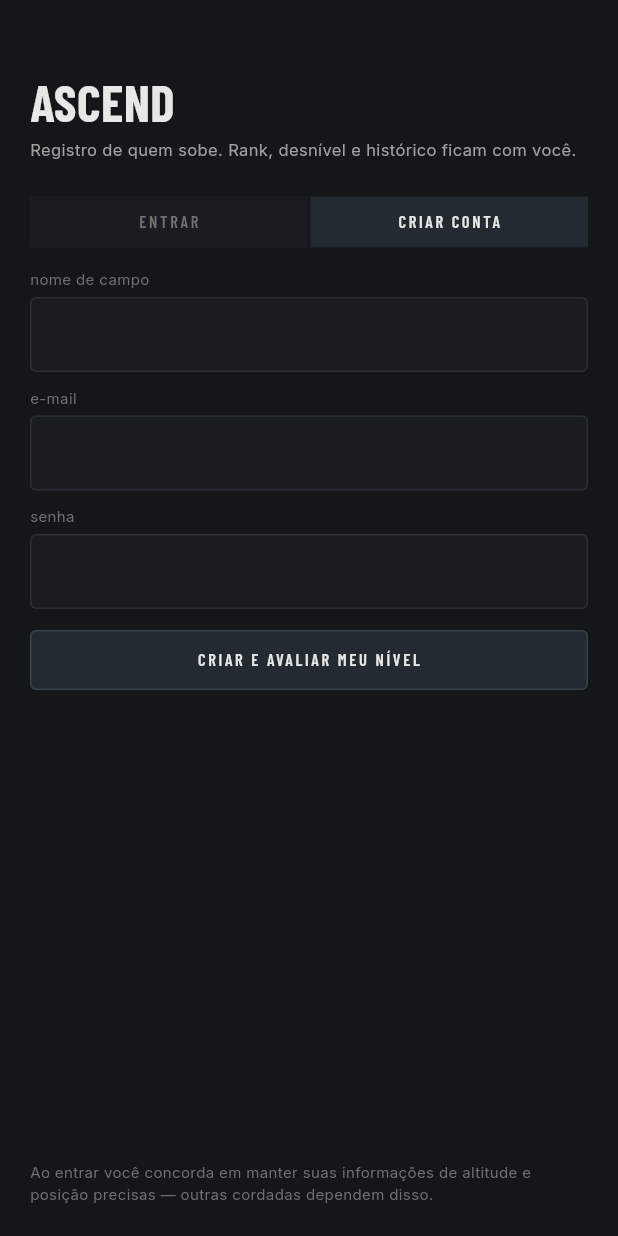
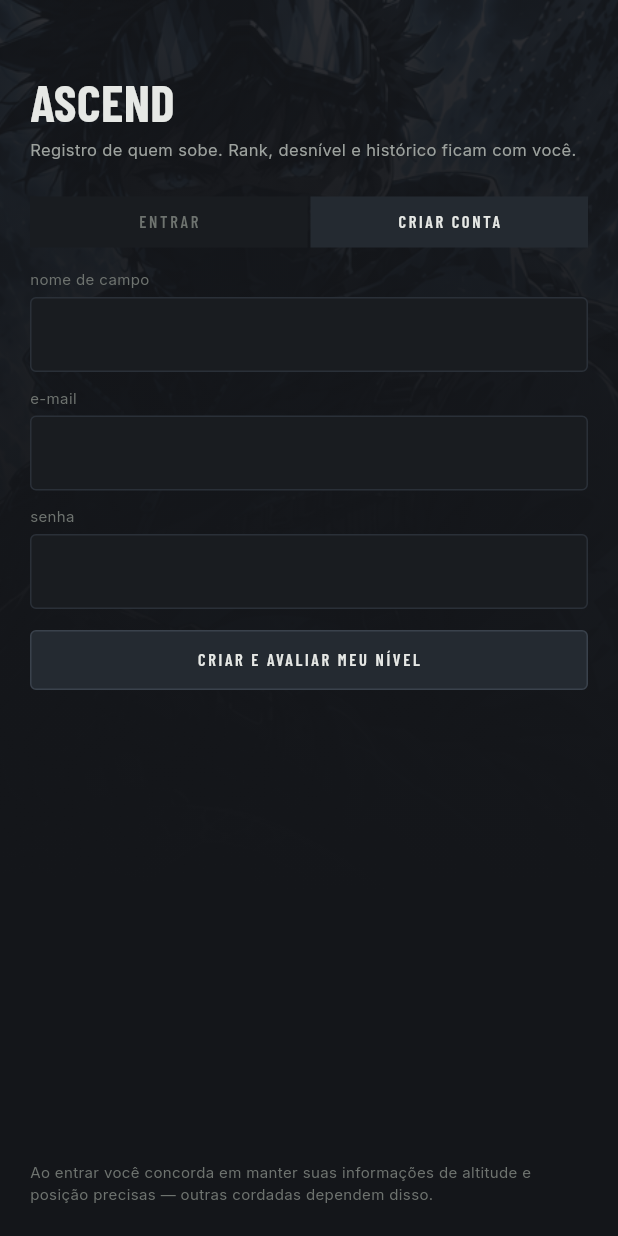
Before and after one commit to johnycristian2-dev/ascend-app, a Flutter app: the screen it shows after launch, after a tap on "CRIAR CONTA", on a phone screen of 412 x 824 dp. Run offline on Flutter 3.47's test engine with Material 3 defaults, Android fonts, the phone set to English and light mode, and no system bars; our stand-ins replace cloud_firestore, firebase_auth, firebase_core, google_fonts; accounts and stored records are empty.

Commit message:
Bring in the key art and emblem from the design bundle
Adds the two art assets the prototype actually uses (confirmed by
grepping Ascend Expedição.dc.html for art/ references — the -frio and
plain logo/emblema/keyart variants aren't referenced there, so they're
left out):

- assets/art/keyart-limpa.png — background illustration
- assets/art/emblema-alpha.png — mark/emblem

New reusable widgets (lib/frontend/widgets/):
- KeyArtBackground: full-bleed key art + a gradient veil fading to the
  screen's background color, matching the prototype's CSS gradients.
  Used on splash, auth and rankup — the three screens the design chat
  called out as the app's only "full art moments" (everywhere else
  stays instrument-sober).
- KeyArtPortrait: the face-crop framing from the prototype
  (`45% 4% / 230%` background-position/size), built with
  Transform.scale since Flutter has no background-size equivalent.
  Used as the profile portrait and in settings' identification panel.

splash_screen also gets the emblem image above the ASCEND title,
matching its prototype position.

Registered both assets in pubspec.yaml. No other screens or logic
touched. Verified brace balance and that every import/export still
resolves (no Flutter SDK available in this environment to run
`flutter analyze`/`flutter test` — please run those locally to confirm).

```diff
--- a/lib/frontend/screens/auth_screen.dart
+++ b/lib/frontend/screens/auth_screen.dart
@@ -47,7 +47,16 @@ class _AuthScreenState extends State<AuthScreen> {
   Widget build(BuildContext c) {
     final s = Expedition.of(c);
     return Scaffold(
-      body: SafeArea(
+      backgroundColor: AppColors.bg,
+      body: Stack(
+        children: [
+          const KeyArtBackground(
+            opacity: .3,
+            alignment: Alignment(0, -0.8),
+            stops: [0, .4, .72, 1],
+            veilOpacities: [.62, .9, 1, 1],
+          ),
+          SafeArea(
             child: Padding(
               padding: const EdgeInsets.all(20),
               child: Column(
@@ -85,7 +94,8 @@ class _AuthScreenState extends State<AuthScreen> {
                     _AuthField(label: 'nome de campo', controller: _fieldName),
                     const SizedBox(height: 10),
                   ],
-              _AuthField(label: 'e-mail', controller: _email, type: TextInputType.emailAddress),
+                  _AuthField(
+                      label: 'e-mail', controller: _email, type: TextInputType.emailAddress),
                   const SizedBox(height: 10),
                   _AuthField(label: 'senha', controller: _password, obscure: true),
                   if (_error != null) ...[
@@ -110,6 +120,8 @@ class _AuthScreenState extends State<AuthScreen> {
                 ],
               ),
             ),
+          ),
+        ],
       ),
     );
   }
--- a/lib/frontend/screens/profile_screen.dart
+++ b/lib/frontend/screens/profile_screen.dart
@@ -18,6 +18,8 @@ class ProfileScreen extends StatelessWidget {
         Row(
           crossAxisAlignment: CrossAxisAlignment.start,
           children: [
+            const KeyArtPortrait(),
+            const SizedBox(width: 13),
             Expanded(
               child: Column(
                 crossAxisAlignment: CrossAxisAlignment.start,
--- a/lib/frontend/screens/splash_screen.dart
+++ b/lib/frontend/screens/splash_screen.dart
@@ -39,13 +39,27 @@ class _SplashScreenState extends State<SplashScreen> {
   Widget build(BuildContext c) {
     final s = Expedition.of(c);
     return Scaffold(
-      body: Center(
+      backgroundColor: AppColors.bg,
+      body: Stack(
+        children: [
+          const KeyArtBackground(
+            opacity: .55,
+            alignment: Alignment(0, -0.76),
+            stops: [0, .34, .78, 1],
+            veilOpacities: [.55, .2, .92, 1],
+          ),
+          Center(
             child: Padding(
               padding: const EdgeInsets.all(32),
               child: Column(
                 mainAxisAlignment: MainAxisAlignment.center,
                 crossAxisAlignment: CrossAxisAlignment.start,
                 children: [
+                  Center(
+                    child: Image.asset('assets/art/emblema-alpha.png',
+                        width: 112, height: 112, fit: BoxFit.contain),
+                  ),
+                  const SizedBox(height: 20),
                   Text('ASCEND', style: AppTypography.num(size: 46, color: AppColors.text)),
                   const SizedBox(height: 6),
                   const AppLabel('REGISTRO DE ALTITUDE', color: AppColors.dim, size: 10),
@@ -57,6 +71,8 @@ class _SplashScreenState extends State<SplashScreen> {
               ),
             ),
           ),
+        ],
+      ),
     );
   }
 }
--- /dev/null
+++ b/lib/frontend/widgets/key_art_background.dart
@@ -0,0 +1,58 @@
+import 'package:flutter/material.dart';
+import '../theme/app_colors.dart';
+
+/// Fundo de key art com véu gradiente escurecendo até [background] — o
+/// "momento de arte" da abertura, do acesso e da nova classificação
+/// (ver ESPEC-Flutter.md / chat de design: só essas três telas usam a
+/// ilustração cheia, o resto do app permanece instrumento).
+class KeyArtBackground extends StatelessWidget {
+  /// Opacidade da imagem antes do véu (o protótipo usa .3 a .55).
+  final double opacity;
+
+  /// Corte da imagem: `Alignment(0, y)`, `y` = `posição% * 2 - 1`.
+  final Alignment alignment;
+
+  /// Paradas do gradiente (0 a 1, de cima pra baixo).
+  final List<double> stops;
+
+  /// Opacidade de [background] em cada parada — mesma ordem de [stops].
+  final List<double> veilOpacities;
+
+  final Color background;
+
+  const KeyArtBackground({
+    required this.opacity,
+    required this.alignment,
+    required this.stops,
+    required this.veilOpacities,
+    this.background = AppColors.bg,
+    super.key,
+  });
+
+  @override
+  Widget build(BuildContext c) => Positioned.fill(
+        child: Stack(
+          fit: StackFit.expand,
+          children: [
+            Opacity(
+              opacity: opacity,
+              child: Image.asset(
+                'assets/art/keyart-limpa.png',
+                alignment: alignment,
+                fit: BoxFit.cover,
+              ),
+            ),
+            DecoratedBox(
+              decoration: BoxDecoration(
+                gradient: LinearGradient(
+                  begin: Alignment.topCenter,
+                  end: Alignment.bottomCenter,
+                  stops: stops,
+                  colors: [for (final o in veilOpacities) background.withValues(alpha: o)],
+                ),
+              ),
+            ),
+          ],
+        ),
+      );
+}
--- a/lib/frontend/widgets/widgets.dart
+++ b/lib/frontend/widgets/widgets.dart
@@ -9,3 +9,5 @@ export 'app_text_field.dart';
 export 'screen_bar.dart';
 export 'two_column_row.dart';
 export 'app_tag.dart';
+export 'key_art_background.dart';
+export 'key_art_portrait.dart';
--- a/pubspec.yaml
+++ b/pubspec.yaml
@@ -21,3 +21,6 @@ dev_dependencies:
 
 flutter:
   uses-material-design: true
+  assets:
+    - assets/art/keyart-limpa.png
+    - assets/art/emblema-alpha.png
```
Also changed, not shown: lib/frontend/screens/rankup_screen.dart (+15 -3 lines), lib/frontend/screens/settings_screen.dart (+19 -1 lines), lib/frontend/widgets/key_art_portrait.dart (added, +28 -0 lines), assets/art/emblema-alpha.png (added), assets/art/keyart-limpa.png (added), 1 other file. Lines whose indentation alone changed are shown as unchanged.
